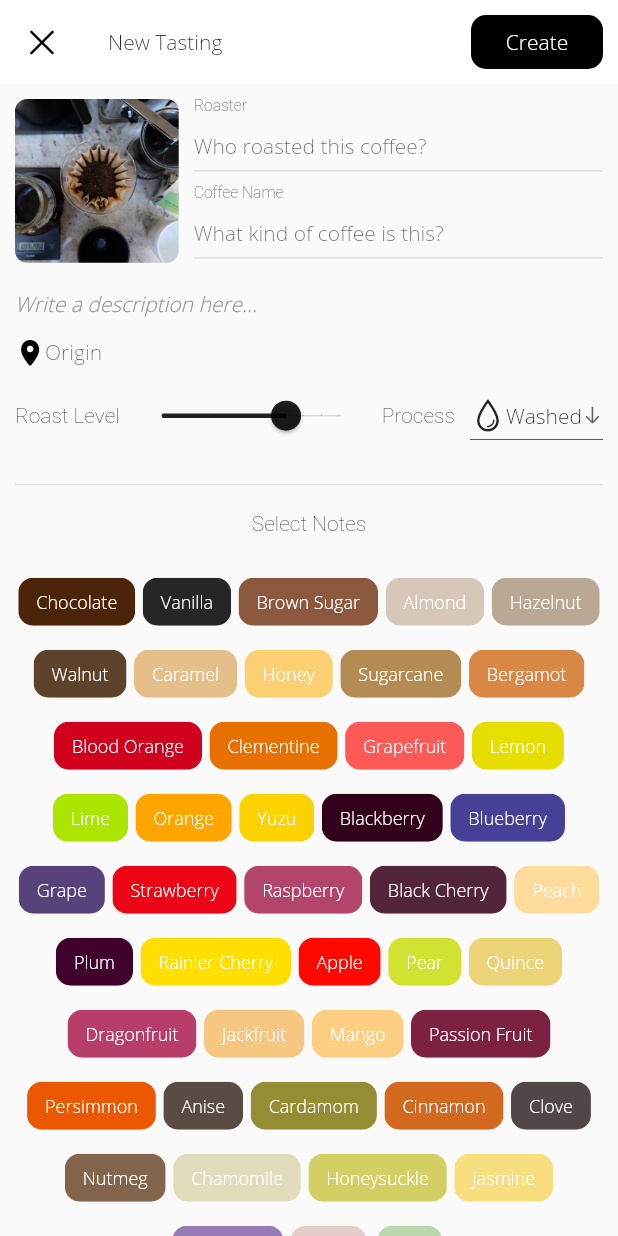
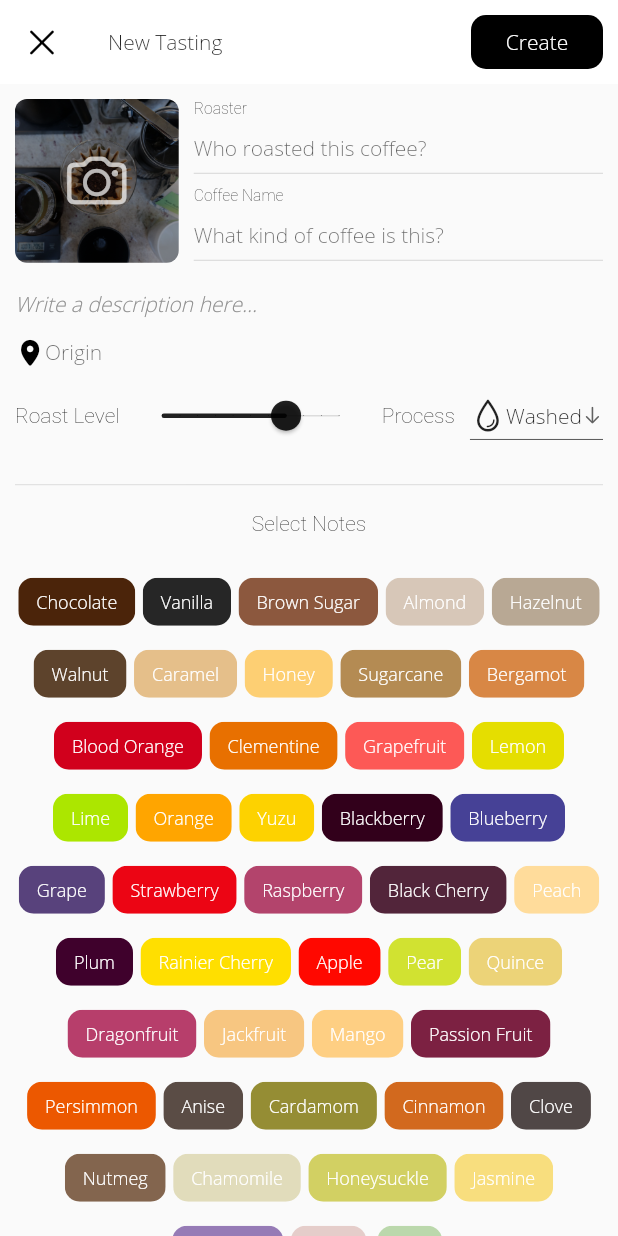
Before and after one commit to dangitstam/notes, a Flutter app: the CoffeeTastingCreateViewWidget screen opened directly, on a phone screen of 412 x 824 dp. Run offline on Flutter 3.47's test engine with Material 2 defaults, Android fonts, the phone set to English and light mode, and no system bars; our stand-ins replace bloc, equatable, flutter_bloc, sqflite; accounts and stored records are empty; Roboto replaces fonts that are missing (Baskerville).

Commit message:
tap to change image UI

```diff
--- a/lib/src/coffee_tasting_create_view/coffee_tasting_create_view.dart
+++ b/lib/src/coffee_tasting_create_view/coffee_tasting_create_view.dart
@@ -61,24 +61,45 @@ class CoffeeTastingCreateViewWidget extends StatelessWidget {
           child: Column(
             children: [
               Row(
-                crossAxisAlignment: CrossAxisAlignment.start,
-                mainAxisAlignment: MainAxisAlignment.start,
+                crossAxisAlignment: CrossAxisAlignment.center,
+                mainAxisAlignment: MainAxisAlignment.center,
                 children: <Widget>[
                   Expanded(
                     flex: 2,
                     child: GestureDetector(
-                      child: AspectRatio(
+                      child: Stack(
+                        alignment: Alignment.center,
+                        children: [
+                          AspectRatio(
                             aspectRatio: 1.0,
                             child: ClipRRect(
                               borderRadius: BorderRadius.circular(8.0),
-                          child: Image.asset('assets/images/coffee.jpg', fit: BoxFit.cover),
+                              child: ColorFiltered(
+                                colorFilter: ColorFilter.mode(
+                                  Colors.black.withOpacity(0.4),
+                                  BlendMode.darken,
                                 ),
+                                child: Image.asset(
+                                  'assets/images/coffee.jpg',
+                                  fit: BoxFit.cover,
+                                ),
+                              ),
+                            ),
+                          ),
+                          Icon(
+                            CupertinoIcons.photo_camera,
+                            color: Colors.white.withOpacity(0.7),
+                            size: 40,
+                          ),
+                        ],
                       ),
                       onTap: () {
                         showModalBottomSheet<void>(
                           context: context,
                           builder: (BuildContext context) {
-                            return Wrap(
+                            return Padding(
+                              padding: const EdgeInsets.only(bottom: 30.0),
+                              child: Wrap(
                                 children: <Widget>[
                                   ListTile(
                                       leading: Icon(CupertinoIcons.photo_fill, color: Colors.black),
@@ -94,9 +115,9 @@ class CoffeeTastingCreateViewWidget extends StatelessWidget {
                                       // TODO: Open camera and allow image capture; update state with photo file path.
                                       Navigator.of(context).pop();
                                     },
+                                  )
+                                ],
                               ),
-                                ListTile(),
-                              ],
                             );
                           },
                         );
```
Lines whose indentation alone changed are shown as unchanged.
